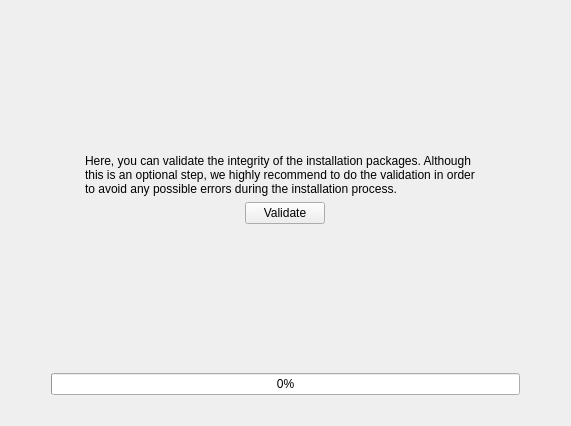
The window that yali/gui/Ui/checkcdwidget.ui (dadas45li/yali) describes before a commit, drawn with Qt 5.
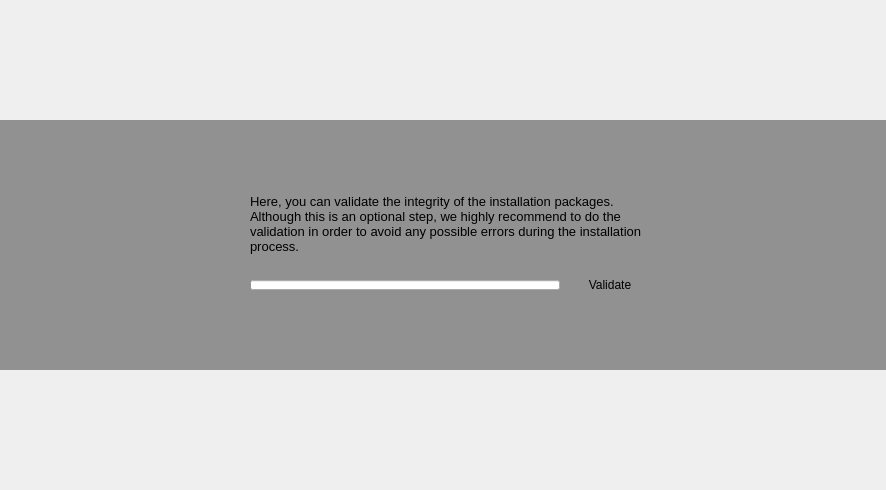
The same window after the commit. Icons and pictures are not drawn.

The edit to the form file:
```diff
--- a/yali/gui/Ui/checkcdwidget.ui
+++ b/yali/gui/Ui/checkcdwidget.ui
@@ -6,50 +6,90 @@
    <rect>
     <x>0</x>
     <y>0</y>
-    <width>571</width>
-    <height>426</height>
+    <width>886</width>
+    <height>490</height>
    </rect>
   </property>
   <property name="windowTitle">
    <string>Form1</string>
   </property>
+  <property name="styleSheet">
+   <string notr="true"/>
+  </property>
   <layout class="QGridLayout" name="gridLayout">
+   <property name="margin">
+    <number>0</number>
+   </property>
    <item row="0" column="1">
-    <spacer>
-     <property name="orientation">
-      <enum>Qt::Vertical</enum>
+    <widget class="QFrame" name="frame">
+     <property name="sizePolicy">
+      <sizepolicy hsizetype="Expanding" vsizetype="Maximum">
+       <horstretch>0</horstretch>
+       <verstretch>0</verstretch>
+      </sizepolicy>
      </property>
-     <property name="sizeType">
-      <enum>QSizePolicy::Expanding</enum>
+     <property name="minimumSize">
+      <size>
+       <width>600</width>
+       <height>250</height>
+      </size>
      </property>
+     <property name="maximumSize">
+      <size>
+       <width>16777215</width>
+       <height>250</height>
+      </size>
+     </property>
+     <property name="styleSheet">
+      <string notr="true">#frame{background-color: rgba(0,0,0,100)}</string>
+     </property>
+     <property name="frameShape">
+      <enum>QFrame::NoFrame</enum>
+     </property>
+     <property name="frameShadow">
+      <enum>QFrame::Raised</enum>
+     </property>
+     <layout class="QGridLayout" name="gridLayout_3">
+      <property name="topMargin">
+       <number>20</number>
+      </property>
+      <property name="bottomMargin">
+       <number>20</number>
+      </property>
+      <item row="0" column="3">
+       <spacer name="horizontalSpacer_2">
+        <property name="orientation">
+         <enum>Qt::Horizontal</enum>
+        </property>
      <property name="sizeHint" stdset="0">
       <size>
-       <width>20</width>
-       <height>51</height>
+          <width>40</width>
+          <height>20</height>
       </size>
      </property>
     </spacer>
    </item>
-   <item row="1" column="0">
-    <spacer>
+      <item row="0" column="0">
+       <spacer name="horizontalSpacer">
      <property name="orientation">
       <enum>Qt::Horizontal</enum>
      </property>
-     <property name="sizeType">
-      <enum>QSizePolicy::Expanding</enum>
-     </property>
      <property name="sizeHint" stdset="0">
       <size>
-       <width>131</width>
+          <width>40</width>
        <height>20</height>
       </size>
      </property>
     </spacer>
    </item>
-   <item row="1" column="1">
-    <layout class="QVBoxLayout">
-     <item>
+      <item row="0" column="1">
       <widget class="QLabel" name="pix">
+        <property name="sizePolicy">
+         <sizepolicy hsizetype="Maximum" vsizetype="Maximum">
+          <horstretch>0</horstretch>
+          <verstretch>0</verstretch>
+         </sizepolicy>
+        </property>
        <property name="pixmap">
         <pixmap resource="../../data.qrc">:/gui/pics/installcd.png</pixmap>
        </property>
@@ -60,180 +100,158 @@
         <bool>false</bool>
        </property>
       </widget>
+      </item>
+      <item row="0" column="2">
+       <layout class="QVBoxLayout" name="verticalLayout">
+        <property name="spacing">
+         <number>20</number>
+        </property>
+        <property name="leftMargin">
+         <number>10</number>
+        </property>
+        <property name="rightMargin">
+         <number>10</number>
+        </property>
+        <item>
+         <spacer name="verticalSpacer">
+          <property name="orientation">
+           <enum>Qt::Vertical</enum>
+          </property>
+          <property name="sizeHint" stdset="0">
+           <size>
+            <width>20</width>
+            <height>40</height>
+           </size>
+          </property>
+         </spacer>
      </item>
      <item>
       <widget class="QLabel" name="textLabel2">
-       <property name="text">
-        <string>Here, you can validate the integrity of the installation packages. Although this is an optional step, we highly recommend to do the validation in order to avoid any possible errors during the installation process.</string>
-       </property>
-       <property name="alignment">
-        <set>Qt::AlignVCenter</set>
-       </property>
-       <property name="wordWrap">
-        <bool>true</bool>
-       </property>
-       <property name="margin">
-        <number>20</number>
-       </property>
-      </widget>
-     </item>
-     <item>
-      <layout class="QHBoxLayout">
-       <item>
-        <spacer>
-         <property name="orientation">
-          <enum>Qt::Horizontal</enum>
-         </property>
-         <property name="sizeType">
-          <enum>QSizePolicy::Expanding</enum>
-         </property>
-         <property name="sizeHint" stdset="0">
-          <size>
-           <width>21</width>
-           <height>20</height>
-          </size>
-         </property>
-        </spacer>
-       </item>
-       <item>
-        <widget class="QPushButton" name="checkButton">
-         <property name="text">
-          <string>Validate</string>
-         </property>
-        </widget>
-       </item>
-       <item>
-        <spacer>
-         <property name="orientation">
-          <enum>Qt::Horizontal</enum>
-         </property>
-         <property name="sizeType">
-          <enum>QSizePolicy::Expanding</enum>
-         </property>
-         <property name="sizeHint" stdset="0">
-          <size>
-           <width>21</width>
-           <height>20</height>
-          </size>
-         </property>
-        </spacer>
-       </item>
-      </layout>
-     </item>
-     <item>
-      <widget class="QLabel" name="checkLabel">
+          <property name="sizePolicy">
+           <sizepolicy hsizetype="Expanding" vsizetype="Preferred">
+            <horstretch>0</horstretch>
+            <verstretch>0</verstretch>
+           </sizepolicy>
+          </property>
        <property name="minimumSize">
         <size>
          <width>400</width>
          <height>0</height>
         </size>
        </property>
+          <property name="font">
+           <font>
+            <pointsize>10</pointsize>
+            <weight>50</weight>
+            <italic>false</italic>
+            <bold>false</bold>
+            <underline>false</underline>
+           </font>
+          </property>
+          <property name="styleSheet">
+           <string notr="true"/>
+          </property>
        <property name="text">
-        <string/>
+           <string>Here, you can validate the integrity of the installation packages. Although this is an optional step, we highly recommend to do the validation in order to avoid any possible errors during the installation process.</string>
        </property>
        <property name="alignment">
-        <set>Qt::AlignCenter</set>
+           <set>Qt::AlignVCenter</set>
        </property>
        <property name="wordWrap">
-        <bool>false</bool>
+           <bool>true</bool>
        </property>
        <property name="margin">
-        <number>10</number>
+           <number>0</number>
        </property>
       </widget>
      </item>
-    </layout>
-   </item>
-   <item row="1" column="2">
-    <spacer>
-     <property name="orientation">
-      <enum>Qt::Horizontal</enum>
-     </property>
-     <property name="sizeType">
-      <enum>QSizePolicy::Expanding</enum>
-     </property>
-     <property name="sizeHint" stdset="0">
-      <size>
-       <width>131</width>
-       <height>20</height>
-      </size>
-     </property>
-    </spacer>
-   </item>
-   <item row="2" column="1">
-    <spacer>
-     <property name="orientation">
-      <enum>Qt::Vertical</enum>
-     </property>
-     <property name="sizeType">
-      <enum>QSizePolicy::Expanding</enum>
-     </property>
-     <property name="sizeHint" stdset="0">
-      <size>
-       <width>20</width>
-       <height>40</height>
-      </size>
-     </property>
-    </spacer>
-   </item>
-   <item row="3" column="0" colspan="3">
+        <item>
     <layout class="QHBoxLayout" name="horizontalLayout">
-     <item>
-      <spacer name="horizontalSpacer">
-       <property name="orientation">
-        <enum>Qt::Horizontal</enum>
-       </property>
-       <property name="sizeType">
-        <enum>QSizePolicy::Fixed</enum>
-       </property>
-       <property name="sizeHint" stdset="0">
-        <size>
-         <width>40</width>
-         <height>20</height>
-        </size>
-       </property>
-      </spacer>
-     </item>
+          <property name="spacing">
+           <number>10</number>
+          </property>
+          <property name="bottomMargin">
+           <number>0</number>
+          </property>
      <item>
       <widget class="QProgressBar" name="progressBar">
+            <property name="sizePolicy">
+             <sizepolicy hsizetype="Expanding" vsizetype="Preferred">
+              <horstretch>0</horstretch>
+              <verstretch>0</verstretch>
+             </sizepolicy>
+            </property>
+            <property name="maximumSize">
+             <size>
+              <width>16777215</width>
+              <height>10</height>
+             </size>
+            </property>
+            <property name="maximum">
+             <number>100</number>
+            </property>
        <property name="value">
         <number>0</number>
        </property>
-      </widget>
-     </item>
-     <item>
-      <spacer name="horizontalSpacer_2">
+            <property name="textVisible">
+             <bool>false</bool>
+            </property>
        <property name="orientation">
         <enum>Qt::Horizontal</enum>
        </property>
-       <property name="sizeType">
-        <enum>QSizePolicy::Fixed</enum>
-       </property>
-       <property name="sizeHint" stdset="0">
+            <property name="textDirection">
+             <enum>QProgressBar::TopToBottom</enum>
+            </property>
+           </widget>
+          </item>
+          <item>
+           <widget class="QPushButton" name="checkButton">
+            <property name="sizePolicy">
+             <sizepolicy hsizetype="Fixed" vsizetype="Fixed">
+              <horstretch>0</horstretch>
+              <verstretch>0</verstretch>
+             </sizepolicy>
+            </property>
+            <property name="maximumSize">
         <size>
-         <width>40</width>
-         <height>20</height>
-        </size>
-       </property>
-      </spacer>
+              <width>16777215</width>
+              <height>16777215</height>
+             </size>
+            </property>
+            <property name="styleSheet">
+             <string notr="true"/>
+            </property>
+            <property name="text">
+             <string>Validate</string>
+            </property>
+            <property name="icon">
+             <iconset resource="../../data.qrc">
+              <normaloff>:/gui/pics/task-accepted.png</normaloff>:/gui/pics/task-accepted.png</iconset>
+            </property>
+            <property name="flat">
+             <bool>true</bool>
+            </property>
+           </widget>
      </item>
     </layout>
    </item>
-   <item row="4" column="1">
-    <spacer name="verticalSpacer">
+        <item>
+         <spacer name="verticalSpacer_2">
      <property name="orientation">
       <enum>Qt::Vertical</enum>
      </property>
-     <property name="sizeType">
-      <enum>QSizePolicy::Fixed</enum>
-     </property>
      <property name="sizeHint" stdset="0">
       <size>
        <width>20</width>
-       <height>20</height>
+            <height>40</height>
       </size>
      </property>
     </spacer>
+        </item>
+       </layout>
+      </item>
+     </layout>
+    </widget>
    </item>
   </layout>
  </widget>
```
Left out of the diff: 2 changed lines with no effect on the pictures. Lines whose indentation alone changed are shown as unchanged.
